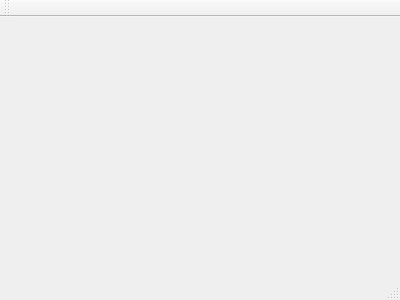
Qt form cpp/uno/mainwindow.ui (zobac/uno) before a commit.
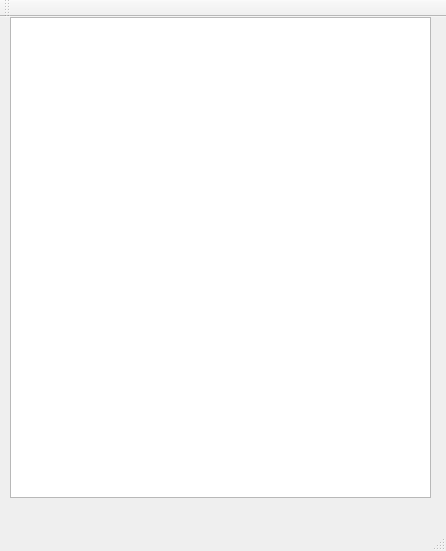
The same form after that commit.

Diff of the .ui file:
```diff
--- a/cpp/uno/mainwindow.ui
+++ b/cpp/uno/mainwindow.ui
@@ -1,24 +1,50 @@
 <ui version="4.0">
  <class>MainWindow</class>
- <widget class="QMainWindow" name="MainWindow" >
-  <property name="geometry" >
+ <widget class="QMainWindow" name="MainWindow">
+  <property name="geometry">
    <rect>
     <x>0</x>
     <y>0</y>
-    <width>400</width>
-    <height>300</height>
+    <width>446</width>
+    <height>551</height>
    </rect>
   </property>
   <property name="windowTitle" >
    <string>MainWindow</string>
   </property>
-  <widget class="QMenuBar" name="menuBar" />
-  <widget class="QToolBar" name="mainToolBar" />
-  <widget class="QWidget" name="centralWidget" />
-  <widget class="QStatusBar" name="statusBar" />
+  <widget class="QWidget" name="centralWidget">
+   <widget class="QTextBrowser" name="textBrowser">
+    <property name="geometry">
+     <rect>
+      <x>10</x>
+      <y>0</y>
+      <width>421</width>
+      <height>481</height>
+     </rect>
+    </property>
+   </widget>
+  </widget>
+  <widget class="QMenuBar" name="menuBar">
+   <property name="geometry">
+    <rect>
+     <x>0</x>
+     <y>0</y>
+     <width>446</width>
+     <height>25</height>
+    </rect>
+   </property>
+  </widget>
+  <widget class="QToolBar" name="mainToolBar">
+   <attribute name="toolBarArea">
+    <enum>TopToolBarArea</enum>
+   </attribute>
+   <attribute name="toolBarBreak">
+    <bool>false</bool>
+   </attribute>
+  </widget>
+  <widget class="QStatusBar" name="statusBar"/>
  </widget>
- <layoutDefault spacing="6" margin="11" />
- <pixmapfunction></pixmapfunction>
+ <layoutdefault spacing="6" margin="11"/>
  <resources/>
  <connections/>
 </ui>
```
Left out of the diff: 3 changed lines with no effect on the pictures.
